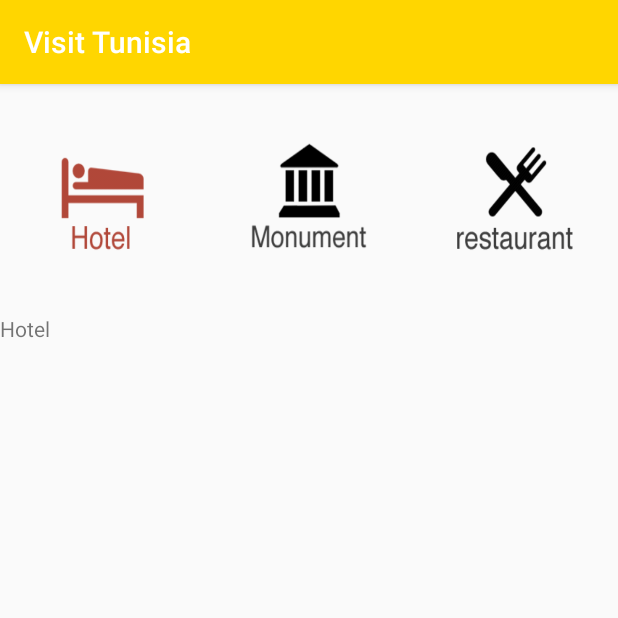
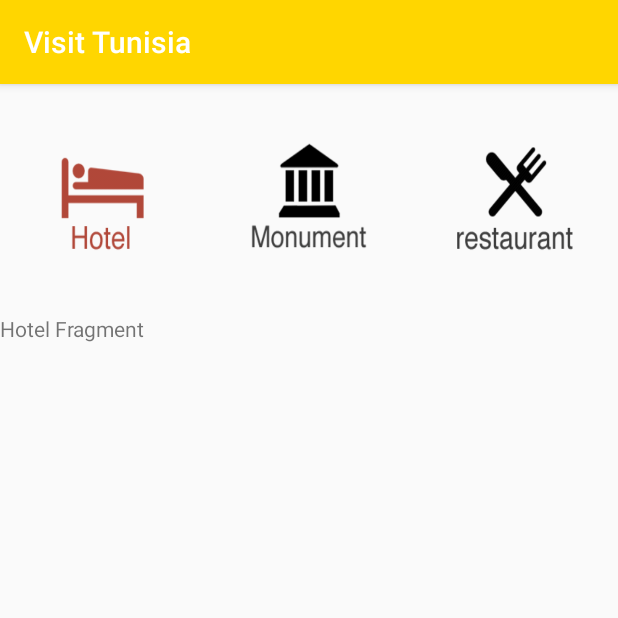
Before and after one commit to fksontini/VisitTunisia, an Android app: the TouzerActivity screen opened directly, with no data from a screen before it, after a tap on an icon or button, on a phone screen of 412 x 824 dp, the top half of it. Run offline under Robolectric (Android 15) with nearby library versions, the phone set to English and light mode, and no system bars.

Commit message:
add fragments

```diff
--- /dev/null
+++ b/app/src/main/java/com/fksontini/HelloWorld4GL/HotelFragment.java
@@ -0,0 +1,30 @@
+package com.fksontini.HelloWorld4GL;
+
+
+import android.os.Bundle;
+import android.support.v4.app.Fragment;
+import android.view.LayoutInflater;
+import android.view.View;
+import android.view.ViewGroup;
+
+import com.fksontini.HelloWorld4GL.R;
+
+/**
+ * A simple {@link Fragment} subclass.
+ */
+public class HotelFragment extends Fragment {
+
+
+    public HotelFragment() {
+        // Required empty public constructor
+    }
+
+
+    @Override
+    public View onCreateView(LayoutInflater inflater, ViewGroup container,
+                             Bundle savedInstanceState) {
+        // Inflate the layout for this fragment
+        return inflater.inflate(R.layout.fragment_hotel, container, false);
+    }
+
+}
--- a/app/src/main/java/com/fksontini/HelloWorld4GL/TouzerActivity.java
+++ b/app/src/main/java/com/fksontini/HelloWorld4GL/TouzerActivity.java
@@ -19,7 +19,7 @@ import static com.fksontini.HelloWorld4GL.R.drawable.hotel_selected;
 
 public class TouzerActivity extends AppCompatActivity {
 
-android.support.v4.app.Fragment fragment;
+
 ImageView imgHotel,imgRestaurant,imgMonument;
 TextView txtView;
 
@@ -31,7 +31,7 @@ TextView txtView;
          imgRestaurant = findViewById(R.id.imgRestaurant);
          imgMonument = findViewById(R.id.imgMonument);
          txtView=findViewById(R.id.txtView);
-
+      //  container=(FrameLayout)findViewById(R.id.container);
     }
 
     @Override
@@ -43,17 +43,9 @@ TextView txtView;
                 imgHotel.setBackground(getResources().getDrawable(R.drawable.hotel_selected));
                 imgRestaurant.setBackground(getResources().getDrawable(R.drawable.restaurant));
                 imgMonument.setBackground(getResources().getDrawable(R.drawable.monument));
-txtView.setText("Hotel");
+                //txtView.setText("Hotel");
+                getSupportFragmentManager().beginTransaction().add(R.id.fragment,new HotelFragment()).commit();
 
-                FragmentManager fm = getSupportFragmentManager();
-
-                fragment = fm.findFragmentByTag("hotel");
-                if (fragment == null) {
-                    FragmentTransaction ft = fm.beginTransaction();
-                    fragment =new Fragment();
-                    ft.add(android.R.id.content,fragment,"hotel");
-                    ft.commit();
-                }
             }
         });
         imgMonument.setOnClickListener(new View.OnClickListener() {
@@ -62,7 +54,8 @@ txtView.setText("Hotel");
                 imgMonument.setBackground(getResources().getDrawable(R.drawable.monument_selected));
                 imgHotel.setBackground(getResources().getDrawable(R.drawable.hotel));
                 imgRestaurant.setBackground(getResources().getDrawable(R.drawable.restaurant));
-                txtView.setText("Monument");
+               // txtView.setText("Monument");
+                getSupportFragmentManager().beginTransaction().replace(R.id.fragment,new MonumentFragment()).commit();
             }
         });
         imgRestaurant.setOnClickListener(new View.OnClickListener() {
@@ -71,7 +64,9 @@ txtView.setText("Hotel");
                 imgRestaurant.setBackground(getResources().getDrawable(R.drawable.restaurant_selected));
                 imgMonument.setBackground(getResources().getDrawable(R.drawable.monument));
                 imgHotel.setBackground(getResources().getDrawable(R.drawable.hotel));
-                txtView.setText("Restaurant");
+              //  txtView.setText("Restaurant");
+                getSupportFragmentManager().beginTransaction().replace(R.id.fragment,new RestaurantFragment()).commit();
+
             }
         });
     }
--- a/app/src/main/res/layout/activity_main_relative.xml
+++ b/app/src/main/res/layout/activity_main_relative.xml
@@ -4,7 +4,7 @@
     xmlns:tools="http://schemas.android.com/tools"
     android:layout_width="match_parent"
     android:layout_height="match_parent"
-    tools:context="com.nader.fksontini.activity.MainActivity">
+    tools:context="com.fksontini.HelloWorld4GL.MainActivity">
 
 
     <ImageView
--- a/app/src/main/res/layout/activity_touzer.xml
+++ b/app/src/main/res/layout/activity_touzer.xml
@@ -35,7 +35,7 @@
     <FrameLayout
         android:layout_width="match_parent"
         android:layout_height="0dp" android:layout_weight="8"
-        android:id="@+id/framgment">
+        android:id="@+id/fragment">
         <TextView
             android:layout_width="match_parent"
             android:layout_height="match_parent"
--- a/app/src/main/res/layout/fragment_touzer.xml
+++ b/app/src/main/res/layout/fragment_hotel.xml
@@ -1,13 +1,14 @@
-<FrameLayout xmlns:android="http://schemas.android.com/apk/res/android"
+<RelativeLayout xmlns:android="http://schemas.android.com/apk/res/android"
     xmlns:tools="http://schemas.android.com/tools"
     android:layout_width="match_parent"
     android:layout_height="match_parent"
-    tools:context="">
+    tools:context="com.fksontini.HelloWorld4GL.HotelFragment"
+    android:id="@+id/Cont">
 
     <!-- TODO: Update blank fragment layout -->
     <TextView
         android:layout_width="match_parent"
         android:layout_height="match_parent"
-        android:text="@string/hello_blank_fragment" />
+        android:text="Hotel Fragment " />
 
-</FrameLayout>
+</RelativeLayout>
```
Also changed, not shown: app/src/main/java/com/fksontini/HelloWorld4GL/MonumentFragment.java (added, +72 -0 lines), app/src/main/java/com/fksontini/HelloWorld4GL/RestaurantFragment.java (renamed from app/src/main/java/Fragments/BlankFragment.java, +4 -3 lines), app/src/main/res/layout/activity_main2.xml (deleted, +0 -33 lines), app/src/main/res/layout/content_main2.xml (deleted, +0 -11 lines), app/src/main/res/layout/fragment_monument.xml (renamed from app/src/main/res/layout/fragment_blank.xml, +4 -4 lines), app/src/main/res/layout/fragment_restaurant.xml (added, +13 -0 lines).
